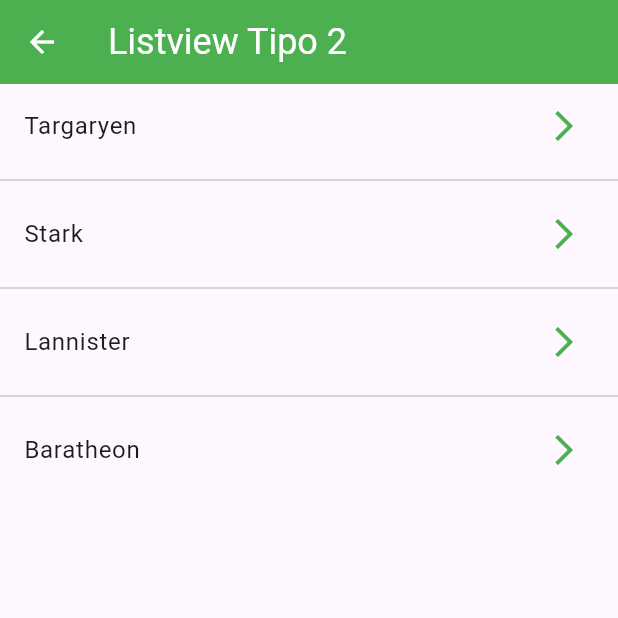
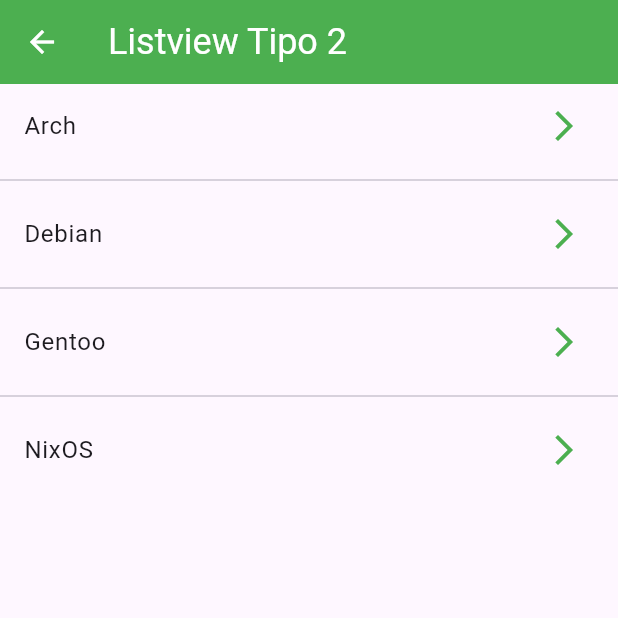
Before and after one commit to The-Crow-n/fl_components, a Flutter app: the Listview2Screen screen opened by its route, on a phone screen of 412 x 824 dp, the top half of it. Run offline on Flutter 3.47's test engine with Material 3 defaults, Android fonts, the phone set to English and light mode, and no system bars; network calls fail.

Commit message:
twenty-fiveth commit

```diff
--- a/lib/screens/alert_screen.dart
+++ b/lib/screens/alert_screen.dart
@@ -1,7 +1,7 @@
 import 'package:flutter/material.dart';
 
 class AlertScreen extends StatelessWidget {
-  const AlertScreen({Key? key}) : super(key: key);
+  const AlertScreen({super.key});
 
   @override
   Widget build(BuildContext context) {
--- a/lib/screens/card_screen.dart
+++ b/lib/screens/card_screen.dart
@@ -2,7 +2,7 @@ import 'package:fl_components/widgets/widgets.dart';
 import 'package:flutter/material.dart';
 
 class CardScreen extends StatelessWidget {
-  const CardScreen({Key? key}) : super(key: key);
+  const CardScreen({super.key});
 
   @override
   Widget build(BuildContext context) {
--- a/lib/screens/home_screen.dart
+++ b/lib/screens/home_screen.dart
@@ -2,7 +2,7 @@ import 'package:fl_components/routes/app_routes.dart';
 import 'package:flutter/material.dart';
 
 class HomeScreen extends StatelessWidget {
-  const HomeScreen({Key? key}) : super(key: key);
+  const HomeScreen({super.key});
 
   @override
   Widget build(BuildContext context) {
--- a/lib/screens/listview1_screen.dart
+++ b/lib/screens/listview1_screen.dart
@@ -3,7 +3,7 @@ import 'package:flutter/material.dart';
 class Listview1Screen extends StatelessWidget {
   final options = const ['Targaryen', 'Stark', 'Lannister', 'Baratheon'];
 
-  const Listview1Screen({Key? key}) : super(key: key);
+  const Listview1Screen({super.key});
 
   @override
   Widget build(BuildContext context) {
@@ -16,11 +16,11 @@ class Listview1Screen extends StatelessWidget {
             ...options
                 .map(
                   (e) => ListTile(
-                    trailing: Icon(Icons.arrow_forward_ios_outlined),
+                    trailing: const Icon(Icons.arrow_forward_ios_outlined),
                     title: Text(e),
                   ),
                 )
-                .toList()
+
           ],
         ));
   }
--- a/lib/screens/listview2_screen.dart
+++ b/lib/screens/listview2_screen.dart
@@ -1,20 +1,19 @@
 import 'package:flutter/material.dart';
 
 class Listview2Screen extends StatelessWidget {
-  final options = const ['Targaryen', 'Stark', 'Lannister', 'Baratheon'];
+  final options = const ['Arch', 'Debian', 'Gentoo', 'NixOS'];
 
-  const Listview2Screen({Key? key}) : super(key: key);
+  const Listview2Screen({super.key});
 
   @override
   Widget build(BuildContext context) {
     return Scaffold(
         appBar: AppBar(
           title: const Text('Listview Tipo 2'),
-          //backgroundColor: Colors.blueAccent,
         ),
         body: ListView.separated(
             itemBuilder: (context, index) => ListTile(
-                  trailing: Icon(Icons.arrow_forward_ios_outlined),
+                  trailing: const Icon(Icons.arrow_forward_ios_outlined),
                   title: Text(options[index]),
                   onTap: () {
                     final casa = options[index];
--- a/lib/widgets/custom_card_tipo_2.dart
+++ b/lib/widgets/custom_card_tipo_2.dart
@@ -14,7 +14,7 @@ class CustomCardTipo2 extends StatelessWidget {
       child: Column(
         children: <Widget>[
           FadeInImage(
-            image: NetworkImage(this.imageUrl),
+            image: NetworkImage(imageUrl),
             placeholder: const AssetImage('assets/jar-loading.gif'),
             width: double.infinity,
             height: 250,
```
